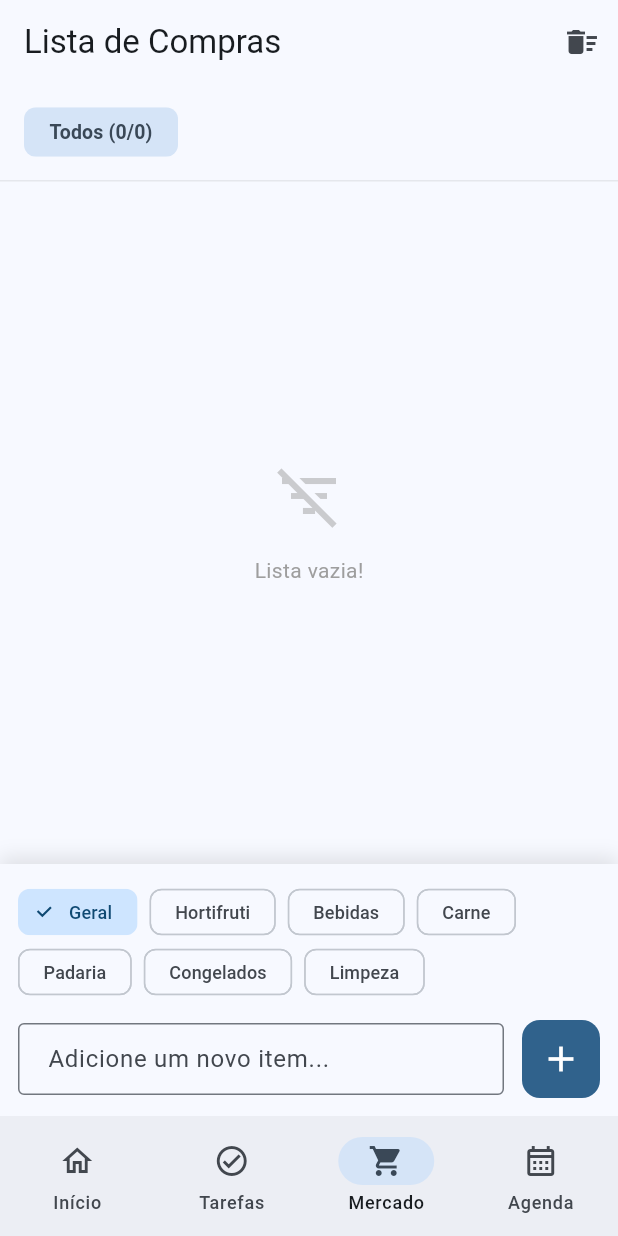
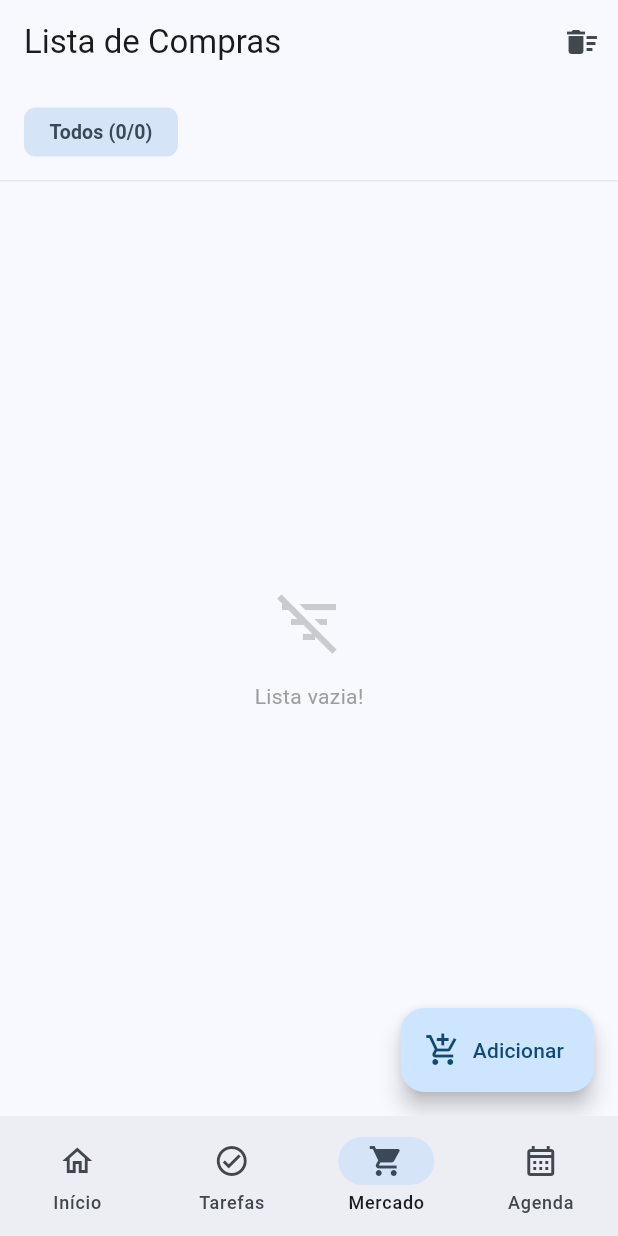
Before and after one commit to Edu-Fortes/flutter_family_planner, a Flutter app: the screen it shows once a user with an empty profile is signed in, item 3 of the bottom bar chosen, on a phone screen of 412 x 824 dp. Run offline on Flutter 3.47's test engine with Material 3 defaults, Android fonts, the phone set to English and light mode, and no system bars; our stand-ins replace flutter_colorpicker, flutter_dotenv, flutter_riverpod, go_router, google_fonts, supabase_flutter and 1 more; missing offline and left inert: syncfusion_localizations; accounts and stored records are empty.

Commit message:
refact(grocery): implement continuous entry for adding items with new bottom sheet

```diff
--- a/lib/features/grocery/presentation/grocery_screen.dart
+++ b/lib/features/grocery/presentation/grocery_screen.dart
@@ -10,14 +10,11 @@ class GroceryScreen extends ConsumerStatefulWidget {
 }
 
 class _GroceryScreenState extends ConsumerState<GroceryScreen> {
-  final TextEditingController _textController = TextEditingController();
-  final FocusNode _focusNode = FocusNode();
-
   // 1. STATE: Which category are we VIEWING? (Filter)
   String _activeFilter = 'Todos';
 
-  // 2. STATE: Which category are we ADDING to? (Input)
-  String _selectedInputCategory = 'Geral';
+  // Note: We removed the TextEditingController from here because
+  // it now lives inside the _AddItemSheet widget.
 
   final List<String> _categories = [
     'Geral',
@@ -28,28 +25,6 @@ class _GroceryScreenState extends ConsumerState<GroceryScreen> {
     'Congelados',
     'Limpeza',
   ];
-
-  @override
-  void dispose() {
-    _textController.dispose();
-    _focusNode.dispose();
-    super.dispose();
-  }
-
-  void _addItem() {
-    if (_textController.text.trim().isEmpty) return;
-
-    ref
-        .read(groceryRepositoryProvider)
-        .addItem(_textController.text.trim(), _selectedInputCategory);
-
-    _textController.clear();
-
-    // UX Improvement: If we are looking at a specific filter (e.g., Dairy),
-    // and we add a "Meat" item, we might want to switch the view so the user sees it?
-    // For now, let's just keep the focus so they can keep typing.
-    _focusNode.requestFocus();
-  }
 
   Future<void> _confirmClear() async {
     final confirm = await showDialog<bool>(
@@ -75,19 +50,27 @@ class _GroceryScreenState extends ConsumerState<GroceryScreen> {
     }
   }
 
+  // --- NEW: Method to open the Drawer ---
+  void _showAddItemSheet(BuildContext context) {
+    showModalBottomSheet(
+      context: context,
+      isScrollControlled: true, // Allows sheet to expand with keyboard
+      shape: const RoundedRectangleBorder(
+        borderRadius: BorderRadius.vertical(top: Radius.circular(20)),
+      ),
+      builder: (context) => _AddItemSheet(categories: _categories),
+    );
+  }
+
   @override
   Widget build(BuildContext context) {
     final groceryAsync = ref.watch(groceryStreamProvider);
-
-    // 3. DATA PREP: Get the full list safely
     final allItems = groceryAsync.asData?.value ?? [];
 
-    // 4. CALCULATE COUNTS DYNAMICALLY
-    // We create a map to store "completed" and "total" for every category
+    // --- CALCULATE COUNTS (Your original logic) ---
     final Map<String, int> totalCounts = {};
     final Map<String, int> cartCounts = {};
 
-    // Initialize counts for "All" and fixed categories
     totalCounts['All'] = allItems.length;
     cartCounts['All'] = allItems.where((i) => i.isCompleted).length;
 
@@ -97,7 +80,7 @@ class _GroceryScreenState extends ConsumerState<GroceryScreen> {
       cartCounts[cat] = catItems.where((i) => i.isCompleted).length;
     }
 
-    // 5. FILTER THE LIST based on _activeFilter
+    // --- FILTER LIST ---
     final visibleItems = _activeFilter == 'Todos'
         ? allItems
         : allItems.where((i) => i.category == _activeFilter).toList();
@@ -113,11 +96,19 @@ class _GroceryScreenState extends ConsumerState<GroceryScreen> {
           ),
         ],
       ),
+
+      // --- NEW: Floating Action Button ---
+      floatingActionButton: FloatingActionButton.extended(
+        onPressed: () => _showAddItemSheet(context),
+        label: const Text('Adicionar'),
+        icon: const Icon(Icons.add_shopping_cart),
+      ),
+
       body: Column(
         children: [
-          // --- TOP FILTER BAR (WRAPPED) ---
+          // --- TOP FILTER BAR ---
           Container(
-            width: double.infinity, // Ensure it fills width
+            width: double.infinity,
             padding: const EdgeInsets.symmetric(horizontal: 16, vertical: 12),
             decoration: BoxDecoration(
               color: Theme.of(context).canvasColor,
@@ -126,17 +117,14 @@ class _GroceryScreenState extends ConsumerState<GroceryScreen> {
               ),
             ),
             child: Wrap(
-              spacing: 8.0, // Horizontal gap between chips
-              runSpacing: 8.0, // Vertical gap when wrapping to new line
+              spacing: 8.0,
+              runSpacing: 8.0,
               children: [
-                // "All" Chip
                 _buildFilterChip(
                   'Todos',
                   cartCounts['All']!,
                   totalCounts['All']!,
                 ),
-
-                // Category Chips
                 ..._categories.map((cat) {
                   return _buildFilterChip(
                     cat,
@@ -147,6 +135,7 @@ class _GroceryScreenState extends ConsumerState<GroceryScreen> {
               ],
             ),
           ),
+
           // --- MAIN LIST ---
           Expanded(
             child: visibleItems.isEmpty
@@ -169,9 +158,13 @@ class _GroceryScreenState extends ConsumerState<GroceryScreen> {
                       ],
                     ),
                   )
-                : ListView.builder(
-                    padding: const EdgeInsets.only(bottom: 140),
+                : ListView.separated(
+                    // Changed to separated for cleaner look
+                    padding: const EdgeInsets.only(
+                      bottom: 100,
+                    ), // Extra space for FAB
                     itemCount: visibleItems.length,
+                    separatorBuilder: (_, _) => const Divider(height: 1),
                     itemBuilder: (context, index) {
                       final item = visibleItems[index];
                       return Dismissible(
@@ -198,8 +191,6 @@ class _GroceryScreenState extends ConsumerState<GroceryScreen> {
                               color: item.isCompleted ? Colors.grey : null,
                             ),
                           ),
-                          // Subtitle is redundant if we are already in a specific category filter,
-                          // but helpful when in "All" view.
                           subtitle: _activeFilter == 'Todos'
                               ? Text(
                                   item.category,
@@ -214,6 +205,7 @@ class _GroceryScreenState extends ConsumerState<GroceryScreen> {
                               : null,
                           value: item.isCompleted,
                           onChanged: (val) {
+                            // Using toggleStatus as per your repository
                             ref
                                 .read(groceryRepositoryProvider)
                                 .toggleStatus(item.id, item.isCompleted);
@@ -223,121 +215,24 @@ class _GroceryScreenState extends ConsumerState<GroceryScreen> {
                     },
                   ),
           ),
-
-          // --- INPUT AREA ---
-          Container(
-            padding: const EdgeInsets.all(12),
-            decoration: BoxDecoration(
-              color: Theme.of(context).cardColor,
-              boxShadow: [
-                BoxShadow(
-                  color: Colors.black.withValues(alpha: 0.1),
-                  blurRadius: 10,
-                  offset: const Offset(0, -5),
-                ),
-              ],
-            ),
-            child: SafeArea(
-              child: Column(
-                mainAxisSize: MainAxisSize.min,
-                crossAxisAlignment: CrossAxisAlignment.start,
-                children: [
-                  // Input Categories (For ADDING)
-                  Wrap(
-                    spacing: 8.0,
-                    runSpacing: 0.0,
-                    children: _categories.map((category) {
-                      final isSelected = _selectedInputCategory == category;
-                      return ChoiceChip(
-                        label: Text(category),
-                        selected: isSelected,
-                        onSelected: (selected) {
-                          if (selected) {
-                            setState(() => _selectedInputCategory = category);
-                          }
-                        },
-                        selectedColor: Theme.of(
-                          context,
-                        ).colorScheme.primaryContainer,
-                        labelStyle: TextStyle(
-                          color: isSelected
-                              ? Theme.of(context).colorScheme.onPrimaryContainer
-                              : null,
-                          fontSize: 12,
-                        ),
-                        checkmarkColor: Theme.of(
-                          context,
-                        ).colorScheme.onPrimaryContainer,
-                        visualDensity: VisualDensity.compact,
-                      );
-                    }).toList(),
-                  ),
-
-                  const SizedBox(height: 12),
-
-                  Row(
-                    children: [
-                      Expanded(
-                        child: TextField(
-                          controller: _textController,
-                          focusNode: _focusNode,
-                          textCapitalization: TextCapitalization.sentences,
-                          textInputAction: TextInputAction.go,
-                          decoration: const InputDecoration(
-                            hintText: 'Adicione um novo item...',
-                            border: OutlineInputBorder(),
-                            contentPadding: EdgeInsets.symmetric(
-                              horizontal: 16,
-                              vertical: 12,
-                            ),
-                          ),
-                          onSubmitted: (_) => _addItem(),
-                        ),
-                      ),
-                      const SizedBox(width: 12),
-
-                      IconButton.filled(
-                        onPressed: _addItem,
-                        icon: const Icon(Icons.add),
-                        iconSize: 28,
-                        style: IconButton.styleFrom(
-                          shape: RoundedRectangleBorder(
-                            borderRadius: BorderRadius.circular(12),
-                          ),
-                          padding: const EdgeInsets.all(12),
-                        ),
-                      ),
-                    ],
-                  ),
-                ],
-              ),
-            ),
-          ),
         ],
       ),
     );
   }
 
-  // Helper Widget for the Top Filter Bar
   Widget _buildFilterChip(String label, int completed, int total) {
     final isSelected = _activeFilter == label;
-    // Don't show "0/0" if it's empty, unless it's selected
     if (!isSelected && total == 0 && label != 'All') {
       return const SizedBox.shrink();
     }
 
-    // REMOVED: Padding widget (Wrap handles spacing now)
     return FilterChip(
       label: Text('$label ($completed/$total)'),
       selected: isSelected,
       onSelected: (selected) {
-        setState(() {
-          _activeFilter = label;
-        });
+        setState(() => _activeFilter = label);
       },
-      backgroundColor: Theme.of(
-        context,
-      ).colorScheme.surfaceContainerHighest, // Slightly darker than surface
+      backgroundColor: Theme.of(context).colorScheme.surfaceContainerHighest,
       selectedColor: Theme.of(context).colorScheme.secondaryContainer,
       labelStyle: TextStyle(
         color: isSelected
@@ -347,8 +242,148 @@ class _GroceryScreenState extends ConsumerState<GroceryScreen> {
         fontSize: 13,
       ),
       showCheckmark: false,
-      visualDensity:
-          VisualDensity.compact, // Make them slightly smaller to fit more
+      visualDensity: VisualDensity.compact,
     );
   }
 }
+
+// -----------------------------------------------------------------------------
+// NEW WIDGET: The Bottom Sheet Input (Continuous Entry Version)
+// -----------------------------------------------------------------------------
+class _AddItemSheet extends ConsumerStatefulWidget {
+  final List<String> categories;
+  const _AddItemSheet({required this.categories});
+
+  @override
+  ConsumerState<_AddItemSheet> createState() => _AddItemSheetState();
+}
+
+class _AddItemSheetState extends ConsumerState<_AddItemSheet> {
+  final _controller = TextEditingController();
+
+  // 1. ADD FOCUS NODE
+  // This allows us to keep the keyboard open after submitting
+  final FocusNode _focusNode = FocusNode();
+
+  String _selectedCategory = 'Geral';
+
+  @override
+  void dispose() {
+    _controller.dispose();
+    _focusNode.dispose(); // Don't forget to dispose!
+    super.dispose();
+  }
+
+  void _submit() {
+    if (_controller.text.trim().isEmpty) return;
+
+    ref
+        .read(groceryRepositoryProvider)
+        .addItem(_controller.text.trim(), _selectedCategory);
+
+    // 2. CONTINUOUS ENTRY LOGIC
+    _controller.clear(); // Clear the text
+    _focusNode.requestFocus(); // Keep the keyboard up!
+
+    // We REMOVED Navigator.pop(context) here so the sheet stays open.
+    // To close it, the user simply taps outside the sheet or swipes it down.
+  }
+
+  @override
+  Widget build(BuildContext context) {
+    final keyboardPadding = MediaQuery.of(context).viewInsets.bottom;
+
+    return Padding(
+      padding: EdgeInsets.only(
+        left: 20,
+        right: 20,
+        top: 20,
+        bottom: keyboardPadding + 20,
+      ),
+      child: Column(
+        mainAxisSize: MainAxisSize.min,
+        crossAxisAlignment: CrossAxisAlignment.stretch,
+        children: [
+          // Drag Handle
+          Center(
+            child: Container(
+              width: 40,
+              height: 4,
+              decoration: BoxDecoration(
+                color: Colors.grey[300],
+                borderRadius: BorderRadius.circular(2),
+              ),
+            ),
+          ),
+          const SizedBox(height: 20),
+
+          // Header with "Done" button (Optional, but nice since we removed auto-close)
+          Row(
+            mainAxisAlignment: MainAxisAlignment.spaceBetween,
+            children: [
+              Text('Novo Item', style: Theme.of(context).textTheme.titleLarge),
+              TextButton(
+                onPressed: () => Navigator.pop(context),
+                child: const Text("Concluir"),
+              ),
+            ],
+          ),
+          const SizedBox(height: 10),
+
+          // Input Field
+          TextField(
+            controller: _controller,
+            focusNode: _focusNode, // Attach the focus node
+            autofocus: true,
+            textCapitalization: TextCapitalization.sentences,
+            textInputAction: TextInputAction
+                .go, // "Go" or "Next" feels right for rapid entry
+            decoration: const InputDecoration(
+              hintText: 'O que falta na despensa?',
+              border: OutlineInputBorder(),
+              prefixIcon: Icon(Icons.add),
+            ),
+            onSubmitted: (_) => _submit(),
+          ),
+          const SizedBox(height: 16),
+
+          // Category Selector
+          Text("Categoria:", style: Theme.of(context).textTheme.bodyMedium),
+          const SizedBox(height: 8),
+
+          // 3. HORIZONTAL SCROLL FIX
+          SingleChildScrollView(
+            scrollDirection: Axis.horizontal, // Enables sliding
+            child: Row(
+              children: widget.categories.map((cat) {
+                return Padding(
+                  padding: const EdgeInsets.only(right: 8.0),
+                  child: ChoiceChip(
+                    label: Text(cat),
+                    selected: _selectedCategory == cat,
+                    onSelected: (selected) {
+                      if (selected) setState(() => _selectedCategory = cat);
+                    },
+                    visualDensity: VisualDensity.compact,
+                  ),
+                );
+              }).toList(),
+            ),
+          ),
+
+          const SizedBox(height: 24),
+
+          // Submit Button
+          FilledButton.icon(
+            onPressed: _submit,
+            icon: const Icon(Icons.add_circle_outline),
+            label: const Text(
+              'Adicionar Outro',
+            ), // Changed text to imply continuity
+            style: FilledButton.styleFrom(padding: const EdgeInsets.all(16)),
+          ),
+        ],
+      ),
+    );
+  }
+}
```
